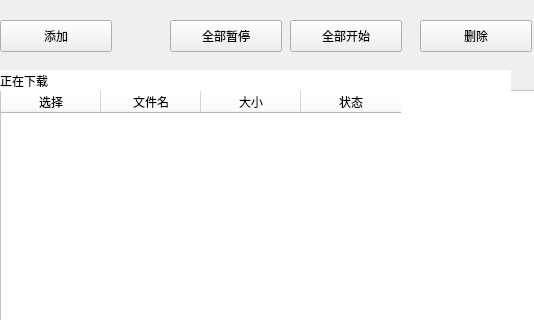
Old version of the form page_downloading.ui in the repository cloudfirst/bigFileTool; both pictures show x 0 to 534 and y 0 to 320 of the 534 by 521 pixel window.
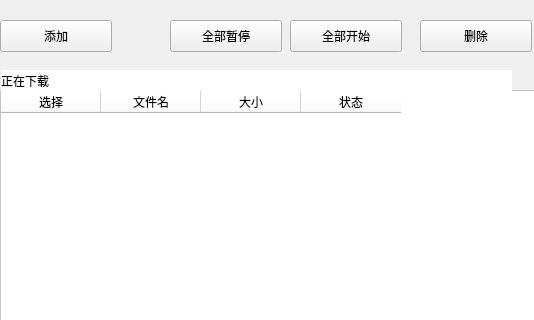
New version of the form.

Patch:
```diff
--- a/page_downloading.ui
+++ b/page_downloading.ui
@@ -116,7 +116,7 @@
   <widget class="QLabel" name="label">
    <property name="geometry">
     <rect>
-     <x>0</x>
+     <x>1</x>
      <y>70</y>
      <width>511</width>
      <height>21</height>
```
